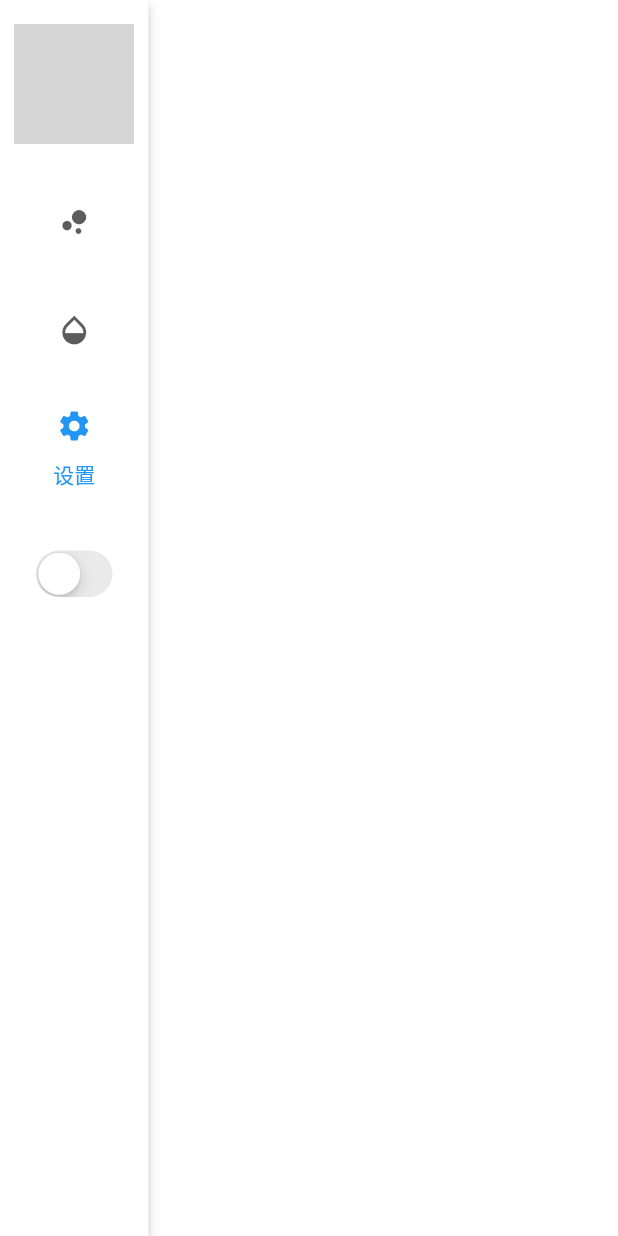
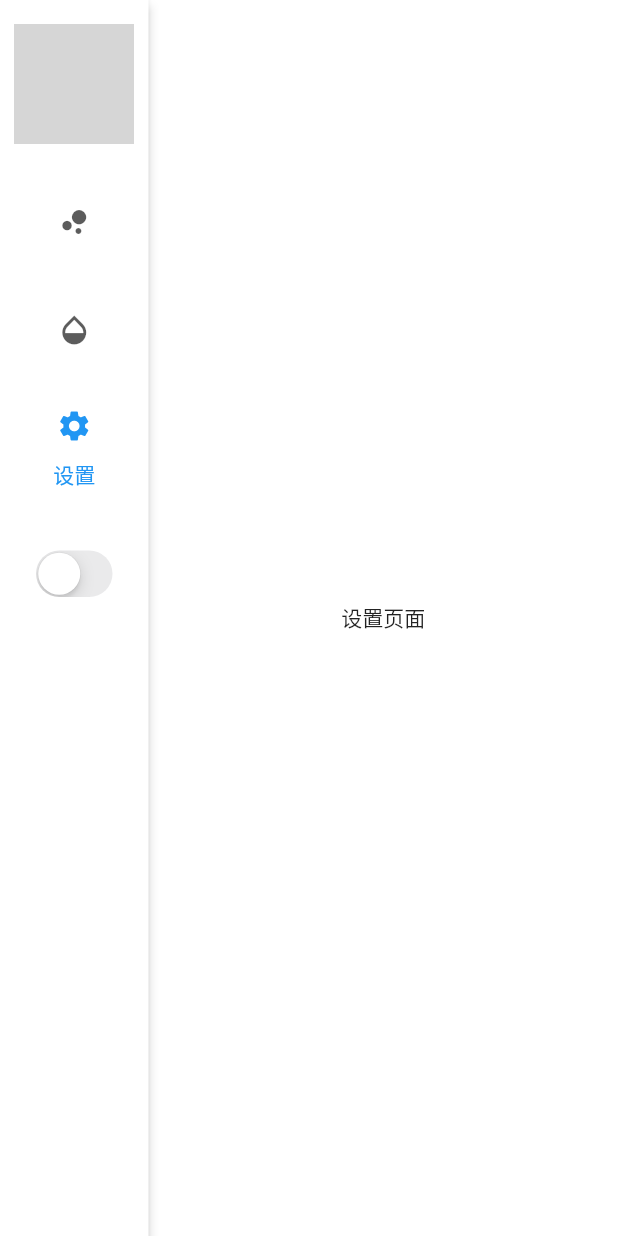
Before and after one commit to xdd666t/flutter_use, a Flutter app: the screen it shows after launch, after a tap on "范例", after a tap on "设置", on a phone screen of 412 x 824 dp. Run offline on Flutter 3.47's test engine with Material 2 defaults, Android fonts, the phone set to English and light mode, and no system bars; drawn by our look-alikes of flutter_smart_dialog; our stand-ins replace bloc, flutter_bloc, flutter_screenutil, get, keyboard_actions, logger and 2 more; missing offline and left inert: flutter_picker, focus_widget, multi_image_picker; network calls fail; grey boxes are pictures that could not be loaded.

Commit message:
处理图片加载失败问题 增加一个监控空间可见性状态的库

```diff
--- a/lib/module/function/state.dart
+++ b/lib/module/function/state.dart
@@ -1,34 +1,38 @@
 import 'package:flutter_use/bean/common/btn_info.dart';
+import 'package:visibility_detector/visibility_detector.dart';
 
 class FunctionState {
   List<BtnInfo> items;
 
   FunctionState() {
+    //回调在每一帧的末尾触发,避免widget未加载完产生的报错
+    VisibilityDetectorController.instance.updateInterval = Duration.zero;
+    //初始化item
     items = [
       BtnInfo(
         title: 'SmartDialog',
         tag: 'smartDialog',
-        bg: 'https://cdn.jsdelivr.net/gh/CNAD666/MyData/pic/flutter/flutter_use/20201129134908.jpg',
+        bg: 'https://cdn.jsdelivr.net/gh/CNAD666/MyData/pic/flutter/flutter_use/20201129134908.png',
       ),
       BtnInfo(
         title: '弹窗控件',
         tag: 'dialog',
-        bg: 'https://cdn.jsdelivr.net/gh/CNAD666/MyData/pic/flutter/flutter_use/20201129134922.jpg',
+        bg: 'https://cdn.jsdelivr.net/gh/CNAD666/MyData/pic/flutter/flutter_use/20201129134922.png',
       ),
       BtnInfo(
         title: '测试',
         tag: 'test',
-        bg: 'https://cdn.jsdelivr.net/gh/CNAD666/MyData/pic/flutter/flutter_use/20201129134929.jpg',
+        bg: 'https://cdn.jsdelivr.net/gh/CNAD666/MyData/pic/flutter/flutter_use/20201129134929.png',
       ),
       BtnInfo(
         title: '测试',
         tag: 'test',
-        bg: 'https://cdn.jsdelivr.net/gh/CNAD666/MyData/pic/flutter/flutter_use/20201129134913.jpg',
+        bg: 'https://cdn.jsdelivr.net/gh/CNAD666/MyData/pic/flutter/flutter_use/20201129134913.png',
       ),
       BtnInfo(
         title: '测试',
         tag: 'test',
-        bg: 'https://cdn.jsdelivr.net/gh/CNAD666/MyData/pic/flutter/flutter_use/20201129134857.jpg',
+        bg: 'https://cdn.jsdelivr.net/gh/CNAD666/MyData/pic/flutter/flutter_use/20201129134857.png',
       ),
     ];
   }
--- a/lib/module/main/state.dart
+++ b/lib/module/main/state.dart
@@ -3,6 +3,7 @@ import 'package:flutter_use/app/utils/ui/keep_alive_page.dart';
 import 'package:flutter_use/bean/common/btn_info.dart';
 import 'package:flutter_use/module/example/view.dart';
 import 'package:flutter_use/module/function/view.dart';
+import 'package:flutter_use/module/setting/view.dart';
 import 'package:get/get.dart';
 
 class MainState {
@@ -31,7 +32,7 @@ class MainState {
     pageList = [
       keepAliveWrapper(FunctionPage()),
       keepAliveWrapper(ExamplePage()),
-      keepAliveWrapper(Center(child: Container())),
+      keepAliveWrapper(SettingPage()),
     ];
     //item栏目
     itemList = [
--- /dev/null
+++ b/lib/module/setting/logic.dart
@@ -0,0 +1,7 @@
+import 'package:get/get.dart';
+
+import 'state.dart';
+
+class SettingLogic extends GetxController {
+  final state = SettingState();
+}
--- /dev/null
+++ b/lib/module/setting/state.dart
@@ -0,0 +1,5 @@
+class SettingState {
+  SettingState() {
+    ///Initialize variables
+  }
+}
--- /dev/null
+++ b/lib/module/setting/view.dart
@@ -0,0 +1,26 @@
+import 'package:flutter/material.dart';
+import 'package:get/get.dart';
+import 'package:logger/logger.dart';
+import 'package:visibility_detector/visibility_detector.dart';
+
+import 'logic.dart';
+import 'state.dart';
+
+class SettingPage extends StatelessWidget {
+  final SettingLogic logic = Get.put(SettingLogic());
+  final SettingState state = Get.find<SettingLogic>().state;
+
+  @override
+  Widget build(BuildContext context) {
+    return VisibilityDetector(
+      key: Key('Setting'),
+      onVisibilityChanged: (info){
+        print(info.visibleFraction);
+      },
+      child: Container(
+        alignment: Alignment.center,
+        child: Text("设置页面"),
+      ),
+    );
+  }
+}
--- a/pubspec.yaml
+++ b/pubspec.yaml
@@ -50,6 +50,8 @@ dependencies:
   keyboard_actions: ^3.3.0
   # https://pub.flutter-io.cn/packages/logger
   logger: ^0.9.4
+  # 用于处理widget是否可见检测 https://pub.flutter-io.cn/packages/visibility_detector
+  visibility_detector: ^0.1.5
   # 弹窗控件 https://github.com/CNAD666/flutter_smart_dialog
   flutter_smart_dialog: ^1.2.1
 #  flutter_smart_dialog:
```
Also changed, not shown: pubspec.lock, 4 other files.
